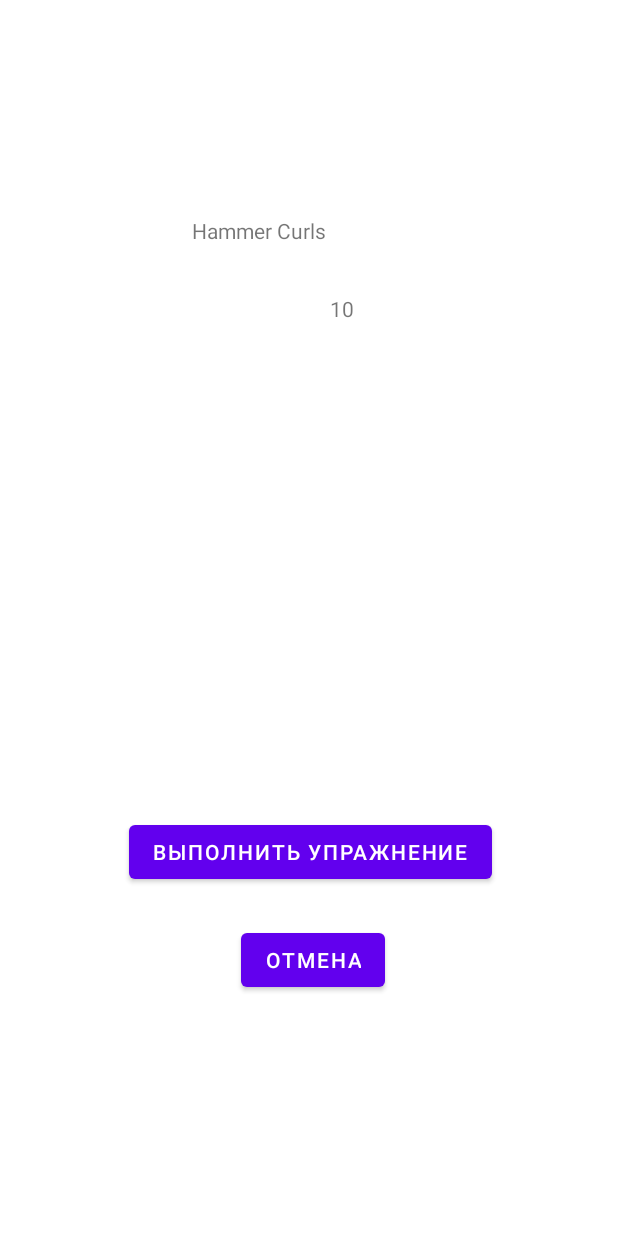
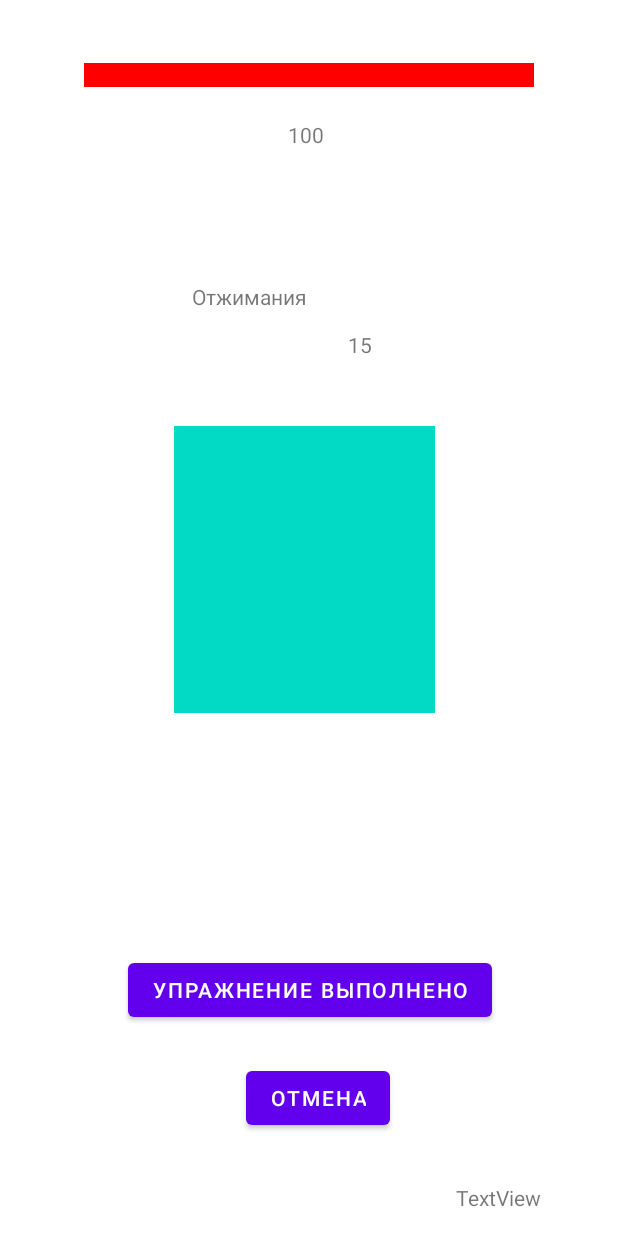
Before and after one commit to doctorwhat1/fitnessQuest, an Android app: the Workout screen opened directly, with no data from a screen before it, on a phone screen of 412 x 824 dp. Run offline under Robolectric (Android 15) with nearby library versions, the light colour scheme and no system bars.

Commit message:
added translation to workout excercises

```diff
--- a/app/src/main/java/com/example/fitnessquest/Workout.kt
+++ b/app/src/main/java/com/example/fitnessquest/Workout.kt
@@ -1,17 +1,23 @@
 package com.example.fitnessquest
 
+import android.animation.ObjectAnimator
 import android.content.Context
 import android.content.Intent
+import android.hardware.Sensor
+import android.hardware.SensorEvent
+import android.hardware.SensorEventListener
+import android.hardware.SensorManager
 import android.os.Bundle
 import android.view.View
 import android.widget.Button
+import android.widget.ProgressBar
 import android.widget.TextView
 import androidx.appcompat.app.AppCompatActivity
 import org.json.JSONObject
 import java.security.AccessController.getContext
 
 
-class Workout : AppCompatActivity() {
+class Workout : AppCompatActivity(), SensorEventListener {
 
 
     // надо бы это как то свернуть
@@ -19,7 +25,7 @@ class Workout : AppCompatActivity() {
             "  \"Warm Up\": [\n" +
             "    {\n" +
             "      \"Exercise\": \"Jumping Jacks\",\n" +
-            "      \"Time\": \"1 minute\"\n" +
+            "      \"Time\": \"2 minutes\"\n" +
             "    },\n" +
             "    {\n" +
             "      \"Exercise\": \"Arm Circles\",\n" +
@@ -28,40 +34,54 @@ class Workout : AppCompatActivity() {
             "  ],\n" +
             "  \"Exercises\": [\n" +
             "    {\n" +
-            "      \"Exercise\": \"Hammer Curls\",\n" +
+            "      \"Exercise\": \"Pushups\",\n" +
             "      \"Sets\": \"3\",\n" +
-            "      \"Reps\": \"10\"\n" +
+            "      \"Reps\": \"15\"\n" +
             "    },\n" +
             "    {\n" +
-            "      \"Exercise\": \"Concentration Curls\",\n" +
+            "      \"Exercise\": \"Chair Dips\",\n" +
             "      \"Sets\": \"3\",\n" +
-            "      \"Reps\": \"20\"\n" +
+            "      \"Reps\": \"15\"\n" +
             "    },\n" +
             "    {\n" +
             "      \"Exercise\": \"Bicep Curls\",\n" +
             "      \"Sets\": \"3\",\n" +
-            "      \"Reps\": \"30\"\n" +
+            "      \"Reps\": \"15\"\n" +
+            "    },\n" +
+            "    {\n" +
+            "      \"Exercise\": \"Hammer Curls\",\n" +
+            "      \"Sets\": \"3\",\n" +
+            "      \"Reps\": \"15\"\n" +
+            "    },\n" +
+            "    {\n" +
+            "      \"Exercise\": \"Reverse Curls\",\n" +
+            "      \"Sets\": \"3\",\n" +
+            "      \"Reps\": \"15\"\n" +
             "    }\n" +
             "  ],\n" +
             "  \"Cool Down\": [\n" +
+            "    {\n" +
+            "      \"Exercise\": \"Shoulder Stretch\",\n" +
+            "      \"Time\": \"1 minute\"\n" +
+            "    },\n" +
             "    {\n" +
             "      \"Exercise\": \"Tricep Stretch\",\n" +
             "      \"Time\": \"1 minute\"\n" +
             "    },\n" +
             "    {\n" +
-            "      \"Exercise\": \"Shoulder Stretch\",\n" +
+            "      \"Exercise\": \"Bicep Stretch\",\n" +
             "      \"Time\": \"1 minute\"\n" +
             "    }\n" +
             "  ],\n" +
-            "  \"key\": \"biceps-1-home-undefined\",\n" +
-            "  \"_id\": \"643e75e995227eff16a33050\"\n" +
-            "}\n"
+            "  \"key\": \"biceps-10-home-none\",\n" +
+            "  \"_id\": \"644ccc609a14eaa0fdda995d\"\n" +
+            "}"
 
 
 //    val client = OkHttpClient()
 //
 //    val request = Request.Builder()
-//        .url("https://workout-planner1.p.rapidapi.com/?time=30&muscle=biceps&location=gym&equipment=dumbbells")
+//        .url("https://workout-planner1.p.rapidapi.com/?time=10&muscle=biceps&location=home&equipment=none")
 //        .get()
 //        .addHeader("X-RapidAPI-Key", "9c4dc0a8ebmshc4b3d4d062067b5p14740bjsn7a05f1b9b925")
 //        .addHeader("X-RapidAPI-Host", "workout-planner1.p.rapidapi.com")
@@ -81,6 +101,11 @@ class Workout : AppCompatActivity() {
 
 
 
+
+
+    lateinit var sensorManager: SensorManager
+
+
     val json_response = json_EXAMPLE
 
     val jsonObject1 = JSONObject(json_response)
@@ -97,10 +122,32 @@ class Workout : AppCompatActivity() {
     private lateinit var exerciseName : TextView
     private lateinit var exerciseReps : TextView
     private lateinit var timerTXT : TextView
+    private lateinit var accelerometer_data : TextView
+
+    private lateinit var bossHealthBar : ProgressBar
+    private lateinit var bossHealthText : TextView
+
 
     override fun onCreate(savedInstanceState: Bundle?) {
         super.onCreate(savedInstanceState)
         setContentView(R.layout.activity_workout)
+
+
+//translation
+        val englishMap = HashMap<String, String>()
+        englishMap["Pushups"] = "Отжимания"
+        englishMap["Hammer Curls"] = "Подъём гантелей на бицепс"
+        englishMap["Concentration Curls"] = "Сидячий подъём гантелей"
+        englishMap["Bicep Curls"] = "Сгибания рук"
+        englishMap["Chair Dips"] = "Отжимания с упором на стуле"
+        englishMap["Reverse Curls"] = "Сгибания с обратным хватом"
+
+
+
+
+//pictures array
+
+
 
 
 //        for (i in 0 until jsonArray1.length())
@@ -119,15 +166,55 @@ class Workout : AppCompatActivity() {
         exerciseName = findViewById(R.id.exerciseText)
         exerciseReps = findViewById(R.id.exerciseRepsText)
 
+        bossHealthBar = findViewById(R.id.bossHealthBar)
+        bossHealthText = findViewById(R.id.bossHealthText)
+        var bossCurrentHP = 100
+
+        accelerometer_data = findViewById(R.id.accelerometerTXT)
+
         timerTXT = findViewById(R.id.timerText)
         timerTXT.visibility = View.INVISIBLE
 
-        // TODO move to setExerciseText()
-        var jsonObject1 = jsonArray1.getJSONObject(step)
-        exerciseName.setText(jsonObject1.getString("Exercise"))
-        exerciseReps.setText(jsonObject1.getString("Reps"))
-        step+=1
-        //
+
+        sensorManager = getSystemService(Context.SENSOR_SERVICE) as SensorManager
+        sensorManager.registerListener(
+            this,
+            sensorManager.getDefaultSensor(Sensor.TYPE_ACCELEROMETER),
+            SensorManager.SENSOR_DELAY_NORMAL
+        )
+
+        fun setExerciseText()
+        {
+           var jsonObject1 = jsonArray1.getJSONObject(step)
+            /// exerciseName.setText(jsonObject1.getString("Exercise"))
+            exerciseName.setText(englishMap.get(jsonObject1.getString("Exercise")))
+            exerciseReps.setText(jsonObject1.getString("Reps"))
+            step+=1
+
+            if (exerciseName.text.isEmpty()){
+                exerciseName.text = jsonObject1.getString("Exercise")
+            }
+
+        }
+
+
+        fun damageBossHealth()
+        {
+            bossCurrentHP -= (100 / arrayLen)
+           // bossHealthBar.progress = bossCurrentHP
+            //variant below has smooth animation
+            setProgressBar(bossHealthBar,bossCurrentHP)
+            bossHealthText.text = bossCurrentHP.toString()
+        }
+
+//        // TODO move to setExerciseText()
+//        var jsonObject1 = jsonArray1.getJSONObject(step)
+//        // !!! exerciseName.setText(jsonObject1.getString("Exercise"))
+//        exerciseName.setText(englishMap.get(jsonObject1.getString("Exercise")))
+//        exerciseReps.setText(jsonObject1.getString("Reps"))
+//        step+=1
+//        //
+        setExerciseText()
 
 
 
@@ -135,12 +222,16 @@ class Workout : AppCompatActivity() {
         startBTN.setOnClickListener(){
             if (step<arrayLen) {
 
-                // TODO move to setExerciseText()
-                jsonObject1 = jsonArray1.getJSONObject(step)
-                exerciseName.setText(jsonObject1.getString("Exercise"))
-                exerciseReps.setText(jsonObject1.getString("Reps"))
-                step+=1
-                //
+//
+                setExerciseText()
+                //TODO Add func to change boss HP bar
+                damageBossHealth()
+//                jsonObject1 = jsonArray1.getJSONObject(step)
+//                /// exerciseName.setText(jsonObject1.getString("Exercise"))
+//                exerciseName.setText(englishMap.get(jsonObject1.getString("Exercise")))
+//                exerciseReps.setText(jsonObject1.getString("Reps"))
+//                step+=1
+//                //
             }
             else {
                 //Todo: ActivityFinish Func
@@ -172,14 +263,7 @@ class Workout : AppCompatActivity() {
         }
 
 
-        fun setExerciseText()
-        {
-//            jsonObject1 = jsonArray1.getJSONObject(step)
-//            exerciseName.setText(jsonObject1.getString("Exercise"))
-//            exerciseReps.setText(jsonObject1.getString("Reps"))
-//            step+=1
 
-        }
 
 //        fun finishActivity()
 //        {
@@ -190,6 +274,27 @@ class Workout : AppCompatActivity() {
 
 
 
+    }
+
+    private fun setProgressBar(progressBar: ProgressBar,currentProgress: Int)
+    {
+        if (currentProgress<0)
+        {
+            return
+        }
+        ObjectAnimator.ofInt(progressBar,"progress",currentProgress)
+            .setDuration(750)
+            .start()
+    }
+
+    override fun onAccuracyChanged(p0: Sensor?, p1: Int) {
+    }
+    override fun onSensorChanged(event: SensorEvent?) {
+        accelerometer_data.text = "x = ${event!!.values[0]} \n y = ${event!!.values[1]} \n z = ${event!!.values[2]} \n "
+
+        // just sum it up.
+        // if sum is greater than some constant = user is doing the actual exercise
+        //TODO: Добавить проверку.
     }
 }
 
--- a/app/src/main/res/layout/activity_workout.xml
+++ b/app/src/main/res/layout/activity_workout.xml
@@ -6,53 +6,101 @@
     android:layout_height="match_parent"
     tools:context=".Workout">
 
+    <Button
+        android:id="@+id/startWorkoutButton"
+        android:layout_width="wrap_content"
+        android:layout_height="wrap_content"
+        android:layout_marginEnd="84dp"
+        android:layout_marginBottom="140dp"
+        android:text="УПРАЖНЕНИЕ ВЫПОЛНЕНО"
+        app:layout_constraintBottom_toBottomOf="parent"
+        app:layout_constraintEnd_toEndOf="parent" />
+
+    <Button
+        android:id="@+id/cancelWorkoutButton"
+        android:layout_width="wrap_content"
+        android:layout_height="wrap_content"
+        android:layout_marginEnd="152dp"
+        android:layout_marginBottom="68dp"
+        android:text="отмена"
+        app:layout_constraintBottom_toBottomOf="parent"
+        app:layout_constraintEnd_toEndOf="parent" />
+
+    <TextView
+        android:id="@+id/accelerometerTXT"
+        android:layout_width="wrap_content"
+        android:layout_height="wrap_content"
+        android:layout_marginStart="304dp"
+        android:layout_marginBottom="16dp"
+        android:text="TextView"
+        app:layout_constraintBottom_toBottomOf="parent"
+        app:layout_constraintStart_toStartOf="parent" />
+
+    <ImageView
+        android:id="@+id/imageView2"
+        android:layout_width="174dp"
+        android:layout_height="191dp"
+        android:layout_marginStart="116dp"
+        android:layout_marginTop="284dp"
+        app:layout_constraintStart_toStartOf="parent"
+        app:layout_constraintTop_toTopOf="parent"
+        app:srcCompat="@color/teal_200"
+        tools:srcCompat="@tools:sample/avatars" />
+
     <TextView
         android:id="@+id/exerciseText"
         android:layout_width="wrap_content"
         android:layout_height="wrap_content"
         android:layout_marginStart="128dp"
-        android:layout_marginTop="144dp"
+        android:layout_marginTop="188dp"
         android:text="Название упражнения"
         app:layout_constraintStart_toStartOf="parent"
         app:layout_constraintTop_toTopOf="parent" />
 
-    <Button
-        android:id="@+id/startWorkoutButton"
+    <TextView
+        android:id="@+id/exerciseRepsText"
         android:layout_width="wrap_content"
         android:layout_height="wrap_content"
-        android:layout_marginEnd="84dp"
-        android:layout_marginBottom="232dp"
-        android:text="ВЫПОЛНИТЬ УПРАЖНЕНИЕ"
-        app:layout_constraintBottom_toBottomOf="parent"
-        app:layout_constraintEnd_toEndOf="parent" />
+        android:layout_marginTop="220dp"
+        android:layout_marginEnd="164dp"
+        android:text="Повторения"
+        app:layout_constraintEnd_toEndOf="parent"
+        app:layout_constraintTop_toTopOf="parent" />
 
     <TextView
         android:id="@+id/timerText"
         android:layout_width="wrap_content"
         android:layout_height="wrap_content"
-        android:layout_marginTop="240dp"
-        android:layout_marginEnd="172dp"
+        android:layout_marginTop="116dp"
+        android:layout_marginEnd="4dp"
         android:text="ТАЙМЕР?"
         app:layout_constraintEnd_toEndOf="parent"
         app:layout_constraintTop_toTopOf="parent" />
 
-    <Button
-        android:id="@+id/cancelWorkoutButton"
+    <ProgressBar
+        android:id="@+id/bossHealthBar"
+        style="?android:attr/progressBarStyleHorizontal"
+        android:layout_width="300dp"
+        android:layout_height="20dp"
+        android:layout_marginTop="40dp"
+        android:layout_marginEnd="56dp"
+        android:max="100"
+        android:progress="100"
+        android:progressTint="#FF0000"
+        android:scaleY="4"
+        app:layout_constraintEnd_toEndOf="parent"
+        app:layout_constraintTop_toTopOf="parent" />
+
+    <TextView
+        android:id="@+id/bossHealthText"
         android:layout_width="wrap_content"
         android:layout_height="wrap_content"
-        android:layout_marginEnd="155dp"
-        android:layout_marginBottom="160dp"
-        android:text="отмена"
-        app:layout_constraintBottom_toBottomOf="parent"
-        app:layout_constraintEnd_toEndOf="parent" />
+        android:layout_marginStart="192dp"
+        android:layout_marginTop="20dp"
+        android:foregroundGravity="center_vertical|center|center_horizontal"
+        android:gravity="center_horizontal|center_vertical"
+        android:text="100"
+        app:layout_constraintStart_toStartOf="parent"
+        app:layout_constraintTop_toBottomOf="@+id/bossHealthBar" />
 
-    <TextView
-        android:id="@+id/exerciseRepsText"
-        android:layout_width="wrap_content"
-        android:layout_height="wrap_content"
-        android:layout_marginTop="196dp"
-        android:layout_marginEnd="176dp"
-        android:text="TextView"
-        app:layout_constraintEnd_toEndOf="parent"
-        app:layout_constraintTop_toTopOf="parent" />
 </androidx.constraintlayout.widget.ConstraintLayout>
--- a/app/src/main/res/menu/warmup_menu.xml
+++ b/app/src/main/res/menu/warmup_menu.xml
@@ -7,10 +7,10 @@
         app:showAsAction="never"/>
     <item
         android:id="@+id/pushupX10"
-        android:title="Отжимания (X10)"
+        android:title="Приседания (X5)"
         app:showAsAction="never"/>
     <item
         android:id="@+id/situpX5"
-        android:title="Приседания (X5)"
+        android:title="Подтягивания (X5)"
         app:showAsAction="never"/>
 </menu>
```
Also changed, not shown: app/src/main/res/drawable-v24/pushup.jpg (added).
